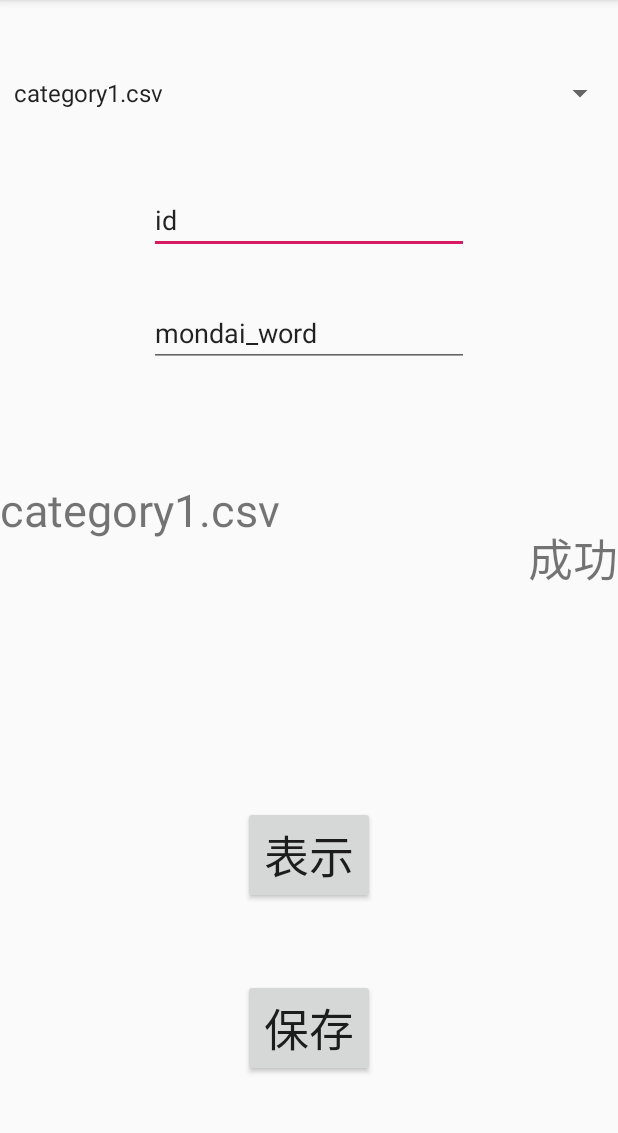
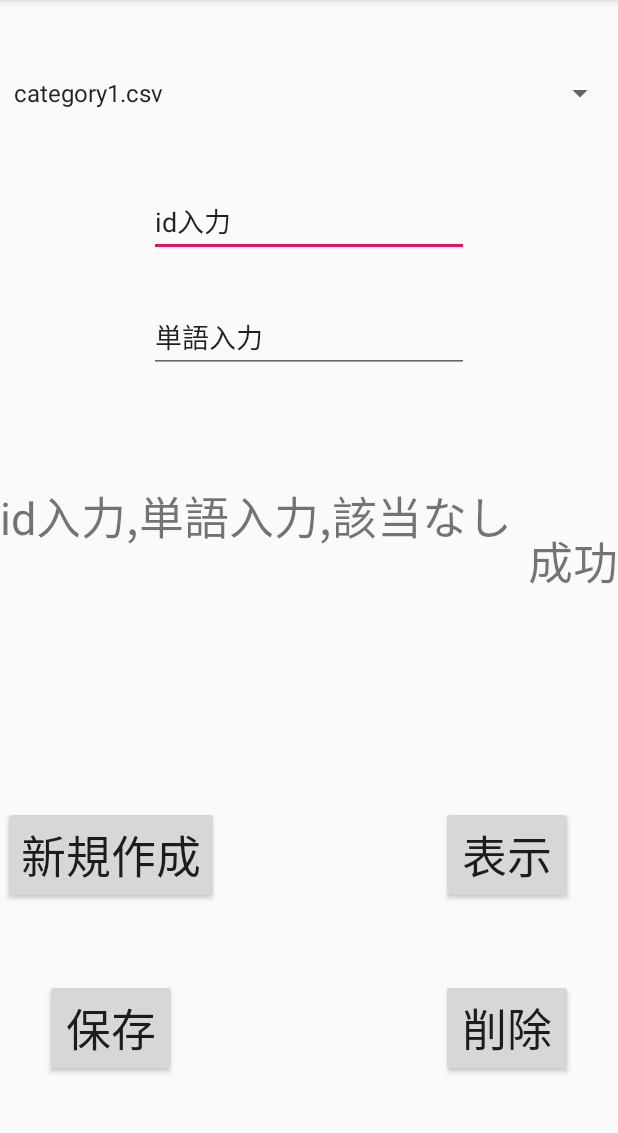
Before and after one commit to inoueryotaro/Phonetics, an Android app: the EditActivity screen opened directly, with no data from a screen before it, after a tap on "表示", on a phone screen of 412 x 824 dp, the part 84-1217 px from its top. Run offline under Robolectric (Android 15) with nearby library versions, the phone set to English and light mode, and no system bars; 3 other taps on this screen came first.

Commit message:
カテゴリー1&2&3作成完了＆ローカルファイルの新規作成&追記&表示&削除

```diff
--- a/app/src/main/AndroidManifest.xml
+++ b/app/src/main/AndroidManifest.xml
@@ -12,7 +12,8 @@
         android:roundIcon="@mipmap/ic_launcher_round"
         android:supportsRtl="true"
         android:theme="@style/AppTheme">
-        <activity android:name=".EditActivity"></activity>
+        <activity android:name=".ListActivity"></activity>
+        <activity android:name=".EditActivity" />
         <activity android:name=".WeakActivity" />
         <activity android:name=".FinishscreenActivity" />
         <activity android:name=".First_screenActivity">
--- a/app/src/main/java/com/example/phoneticstest/EditActivity.java
+++ b/app/src/main/java/com/example/phoneticstest/EditActivity.java
@@ -1,30 +1,24 @@
 package com.example.phoneticstest;
 
 import android.content.res.AssetManager;
-import android.os.Environment;
 import android.support.v7.app.AppCompatActivity;
 import android.os.Bundle;
 
-import android.os.Bundle;
-import android.content.Context;
 import android.view.View;
 import android.widget.AdapterView;
 import android.widget.ArrayAdapter;
 import android.widget.Button;
 import android.widget.EditText;
-import android.widget.ListView;
 import android.widget.Spinner;
 import android.widget.TextView;
 
 import java.io.BufferedReader;
-import java.io.File;
 import java.io.FileInputStream;
 import java.io.FileOutputStream;
 import java.io.IOException;
 import java.io.InputStream;
 import java.io.InputStreamReader;
 import java.nio.charset.StandardCharsets;
-import java.util.ArrayList;
 import java.util.HashMap;
 
 public class EditActivity extends AppCompatActivity {
@@ -72,8 +66,6 @@ public class EditActivity extends AppCompatActivity {
         });
 
         Button savebutton = findViewById(R.id.save);
-        Button displaybutton = findViewById(R.id.read);
-
         savebutton.setOnClickListener(new View.OnClickListener() {
             @Override
             public void onClick(View v) {
@@ -90,12 +82,50 @@ public class EditActivity extends AppCompatActivity {
             }
         });
 
-        Button buttonRead = findViewById(R.id.read);
-        buttonRead.setOnClickListener(new View.OnClickListener() {
+        Button buttoncreate = findViewById(R.id.create);
+        buttoncreate.setOnClickListener(new View.OnClickListener() {
             @Override
             public void onClick(View v) {
+                String textFile = textView.getText().toString();
+                String  id = editText.getText().toString();
+                String  mondai_tango = editText2.getText().toString();
+                String text = "";
+                 createFile(textFile, id, mondai_tango);
+                if ( mondai_tango.length() > 0 && textFile.length() > 0 && id.length() > 0) {
+                    textView2.setText("成功");
+                } else  {
+                    textView2.setText("失敗");
+                }
 
             }
+
+
+        });
+        Button buttondisplay = findViewById(R.id.display);
+        buttondisplay.setOnClickListener(new View.OnClickListener() {
+            @Override
+            public void onClick(View v) {
+                String textFile = textView.getText().toString();
+                String  id = editText.getText().toString();
+                String  mondai_tango = editText2.getText().toString();
+                String text = null;
+                text = readFile(textFile, id, mondai_tango);
+                textView.setText(text);
+
+            }
+
+
+        });
+
+        Button buttondelete = findViewById(R.id.delete);
+        buttondelete.setOnClickListener(new View.OnClickListener() {
+            @Override
+            public void onClick(View v) {
+                String textFile = textView.getText().toString();
+                deleteFile(textFile);
+            }
+
+
         });
     }
 
@@ -122,26 +152,52 @@ public class EditActivity extends AppCompatActivity {
             e.printStackTrace();
         }
     }
+    public void createFile(String file, String id, String  str) {
+
+        // try-with-resources
+        String csv = "";
+        String id_number;
+        String mondai_tango;
+        String phonetics_symobols;
+        id_number = id;
+        mondai_tango = str;
+        phonetics_symobols = calculateBmi(mondai_tango);
+        csv += id_number +"," + mondai_tango+"," + phonetics_symobols + "\n";
+
+        try{
+            FileOutputStream fileOutputStream = openFileOutput(file, MODE_PRIVATE);
+            // String writeString = dIdo + "\n";
+            fileOutputStream.write(csv.getBytes());
+        }
+        catch (IOException e) {
+            e.printStackTrace();
+        }
+    }
 
     // ファイルを読み出し
-    public String readFile(String file) {
+    public String readFile(String file, String id,String str){
         String text = null;
-
-        // try-with-resources
-        try (FileInputStream fileInputStream = openFileInput(file);
-             BufferedReader reader= new BufferedReader(
-                     new InputStreamReader(fileInputStream, StandardCharsets.UTF_8))) {
-
-            String lineBuffer;
-            while( (lineBuffer = reader.readLine()) != null ) {
-                text = lineBuffer ;
+        String text2 = null;
+        try(FileInputStream fileInputStream = openFileInput(file);
+            BufferedReader reader = new BufferedReader(
+                    new InputStreamReader(fileInputStream,StandardCharsets.UTF_8)))
+        {
+        String lineBuffer;
+        while((lineBuffer = reader.readLine()) != null){
+            text = lineBuffer;
+            String[] search = text.split(",", 0);
+            if( search[0].equals(id) || search[1].equals(str) ){
+                text2 = lineBuffer;
+                break;
             }
-
-        } catch (IOException e) {
+            else{
+                text2 = "ありませんでした";
+            }
+        }
+        }catch (IOException e){
             e.printStackTrace();
         }
-
-        return text;
+            return text2;
     }
     private String  calculateBmi(String word) {
 
--- a/app/src/main/res/layout/activity_edit.xml
+++ b/app/src/main/res/layout/activity_edit.xml
@@ -20,19 +20,19 @@
         android:id="@+id/save"
         android:layout_width="wrap_content"
         android:layout_height="wrap_content"
+        android:layout_marginStart="30dp"
         android:layout_marginBottom="50dp"
         android:text="保存"
         android:textSize="30dp"
         app:layout_constraintBottom_toBottomOf="parent"
-        app:layout_constraintEnd_toEndOf="parent"
         app:layout_constraintStart_toStartOf="parent" />
 
     <Button
-        android:id="@+id/read"
+        android:id="@+id/create"
         android:layout_width="wrap_content"
         android:layout_height="wrap_content"
         android:layout_marginBottom="50dp"
-        android:text="表示"
+        android:text="新規作成"
         android:textSize="30dp"
         app:layout_constraintBottom_toTopOf="@+id/save"
         app:layout_constraintEnd_toEndOf="@+id/save"
@@ -53,7 +53,7 @@
         android:layout_height="wrap_content"
         android:layout_marginTop="50dp"
         android:ems="10"
-        android:text="id"
+        android:text="id入力"
         android:inputType="textPersonName"
         app:layout_constraintEnd_toEndOf="parent"
         app:layout_constraintStart_toStartOf="parent"
@@ -75,9 +75,29 @@
         android:layout_marginTop="30dp"
         android:ems="10"
         android:inputType="textPersonName"
-        android:text="mondai_word"
+        android:text="単語入力"
         app:layout_constraintEnd_toEndOf="@+id/edit_text"
         app:layout_constraintStart_toStartOf="@+id/edit_text"
         app:layout_constraintTop_toBottomOf="@+id/edit_text" />
 
+    <Button
+        android:id="@+id/display"
+        android:layout_width="wrap_content"
+        android:layout_height="wrap_content"
+        android:layout_marginEnd="30dp"
+        android:text="表示"
+        android:textSize="30sp"
+        app:layout_constraintEnd_toEndOf="parent"
+        app:layout_constraintTop_toTopOf="@+id/create" />
+
+    <Button
+        android:id="@+id/delete"
+        android:layout_width="wrap_content"
+        android:layout_height="wrap_content"
+        android:text="削除"
+        android:textSize="30dp"
+        app:layout_constraintBottom_toBottomOf="@+id/save"
+        app:layout_constraintEnd_toEndOf="@+id/display"
+        app:layout_constraintStart_toStartOf="@+id/display" />
+
 </android.support.constraint.ConstraintLayout>
```
Also changed, not shown: app/src/main/java/com/example/phoneticstest/ListActivity.java (added, +14 -0 lines), app/src/main/res/layout/activity_list.xml (added, +9 -0 lines).
